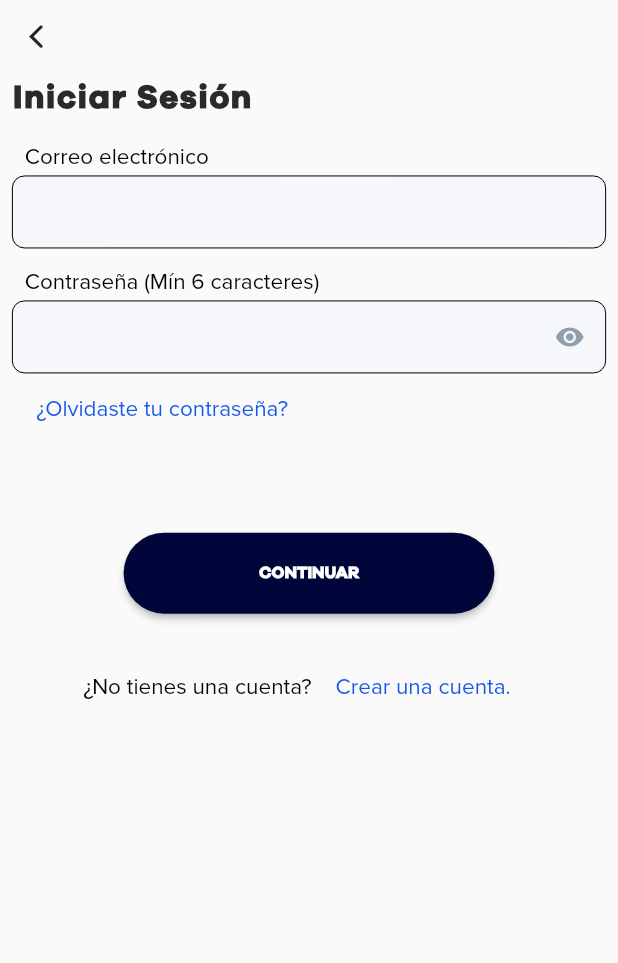
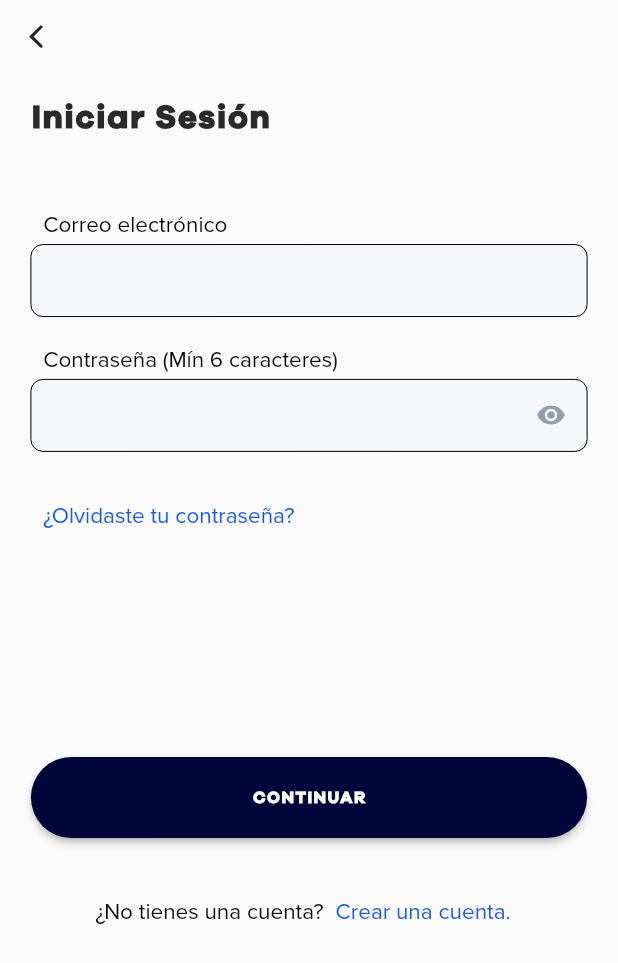
Before and after one commit to UsmaJulian/kuntupapp, a Flutter app: the OnBoardingPage screen opened directly, after a tap on "INICIAR SESIÓN", on a phone screen of 412 x 824 dp. Shown: the top 963 px of the screen. Run offline on Flutter 3.47's test engine with Material 2 defaults, Android fonts, the phone set to English and light mode, and no system bars; our stand-ins replace cloud_firestore, firebase_auth, firebase_core, flutter_svg, flutter_swiper, share and 3 more; missing offline and left inert: app_settings; accounts and stored records are empty; generated files the repository leaves out were written again; network calls fail; project files that could hold a hidden picture were left out.

Commit message:
actualizacion paginas principales

```diff
--- a/lib/src/pages/home_page.dart
+++ b/lib/src/pages/home_page.dart
@@ -78,10 +78,8 @@ class _HomePageState extends State<HomePage> {
                         child: InkWell(
                           child: Icon(
                             CupertinoIcons.ellipsis,
-                            color: Color(
-                              0xff32cb97,
-                            ),
-                            size: 16.0,
+                            color: Colors.black,
+                            size: 24.0,
                           ),
                           onTap: () {
                             showCupertinoDialog(
--- a/lib/src/pages/loading_page.dart
+++ b/lib/src/pages/loading_page.dart
@@ -4,7 +4,6 @@ import 'package:flutter/cupertino.dart';
 import 'package:flutter/material.dart';
 // import 'package:flutter_svg/flutter_svg.dart';
 import 'package:kunturapp/src/routes/onboard_routes_page.dart';
-
 import 'package:kunturapp/src/theme/theme.dart';
 
 class LoadingPage extends StatefulWidget {
@@ -69,7 +68,7 @@ class _LoadingPageState extends State<LoadingPage> {
       margin: EdgeInsets.only(top: 22),
       padding: EdgeInsets.symmetric(horizontal: 48.0),
       child: Text(
-        'Bienvenido a Kuntur. Estamos cargando las aves en tu teléfono. ',
+        'Un momento, estamos cargando las aves en tu teléfono. ',
         style: themeCustom.textTheme.headline2,
         textAlign: TextAlign.center,
       ),
--- a/lib/src/pages/login_pages/login_page.dart
+++ b/lib/src/pages/login_pages/login_page.dart
@@ -39,7 +39,8 @@ class _LoginPageState extends State<LoginPage> {
               ),
               Container(
                 padding: EdgeInsets.only(
-                    left: MediaQuery.of(context).size.width * 0.02),
+                    top: MediaQuery.of(context).size.width * 0.032,
+                    left: MediaQuery.of(context).size.width * 0.05),
                 child: Text(
                   'Iniciar Sesión',
                   style: themeCustom.textTheme.headline1,
@@ -47,8 +48,9 @@ class _LoginPageState extends State<LoginPage> {
               ),
               Container(
                 padding: EdgeInsets.only(
-                    left: MediaQuery.of(context).size.width * 0.02,
-                    right: MediaQuery.of(context).size.width * 0.02),
+                    top: MediaQuery.of(context).size.width * 0.039,
+                    left: MediaQuery.of(context).size.width * 0.05,
+                    right: MediaQuery.of(context).size.width * 0.05),
                 child: Form(
                   key: _formKey,
                   child: Column(
@@ -57,7 +59,7 @@ class _LoginPageState extends State<LoginPage> {
                       //Email
                       Container(
                         padding: EdgeInsets.only(
-                            top: MediaQuery.of(context).size.height * 0.016,
+                            top: MediaQuery.of(context).size.height * 0.036,
                             left: MediaQuery.of(context).size.width * 0.02),
                         child: Text('Correo electrónico',
                             style: themeCustom.textTheme.headline2),
@@ -92,7 +94,7 @@ class _LoginPageState extends State<LoginPage> {
                       //Contraseña
                       Container(
                         padding: EdgeInsets.only(
-                            top: MediaQuery.of(context).size.height * 0.016,
+                            top: MediaQuery.of(context).size.height * 0.024,
                             left: MediaQuery.of(context).size.width * 0.02),
                         child: Text('Contraseña (Mín 6 caracteres)',
                             style: themeCustom.textTheme.headline2),
@@ -141,7 +143,9 @@ class _LoginPageState extends State<LoginPage> {
                       ),
                       // End Contraseña
                       Container(
-                        child: FlatButton(
+                        margin: EdgeInsets.only(
+                            top: MediaQuery.of(context).size.height * 0.023),
+                        child: TextButton(
                           onPressed: () {
                             Navigator.push(
                                 context,
@@ -158,21 +162,27 @@ class _LoginPageState extends State<LoginPage> {
                       ),
                       Center(
                         child: Container(
-                          margin: EdgeInsets.only(
-                              top: MediaQuery.of(context).size.height * 0.071),
-                          width: MediaQuery.of(context).size.width * 0.6,
-                          height: 54.0,
-                          child: RaisedButton(
-                              shape: RoundedRectangleBorder(
-                                borderRadius: BorderRadius.circular(27.0),
-                              ),
-                              color: themeCustom.accentColor,
+                            margin: EdgeInsets.only(
+                                top:
+                                    MediaQuery.of(context).size.height * 0.166),
+                            width: MediaQuery.of(context).size.width * 0.9,
+                            height: 54.0,
+                            child: ElevatedButton(
+                              style: ButtonStyle(
+                                  shape: MaterialStateProperty.all(
+                                    RoundedRectangleBorder(
+                                      borderRadius: BorderRadius.circular(27.0),
+                                    ),
+                                  ),
+                                  backgroundColor:
+                                      MaterialStateProperty.resolveWith(
+                                          (states) => themeCustom.accentColor)),
                               child: Text(
                                 'CONTINUAR',
                                 style: TextStyle(
                                     fontFamily: 'GalanoGrotesque',
                                     fontSize: 11,
-                                    letterSpacing: 0,
+                                    letterSpacing: 1.0,
                                     fontWeight: FontWeight.w700,
                                     color: Colors.white),
                               ),
@@ -185,8 +195,8 @@ class _LoginPageState extends State<LoginPage> {
                                     MaterialPageRoute(
                                       builder: (context) => OnBoardRoutesPage(),
                                     ));
-                              }),
-                        ),
+                              },
+                            )),
                       ),
                       Center(
                         child: Container(
@@ -202,7 +212,7 @@ class _LoginPageState extends State<LoginPage> {
                                 ),
                               ),
                               Container(
-                                child: FlatButton(
+                                child: TextButton(
                                   onPressed: () {
                                     Navigator.push(
                                         context,
--- a/lib/src/pages/login_pages/onboarding_page.dart
+++ b/lib/src/pages/login_pages/onboarding_page.dart
@@ -42,24 +42,32 @@ class _OnBoardingPageState extends State<OnBoardingPage> {
               mainAxisAlignment: MainAxisAlignment.center,
               children: [
                 Container(
+                  width: 44.0,
+                  height: 44.0,
                   child: IconButton(
                     icon: Image.asset('assets/icons/apple/centre.png'),
                     onPressed: () {},
                   ),
                 ),
                 Container(
+                  width: 44.0,
+                  height: 44.0,
                   child: IconButton(
                     icon: Image.asset('assets/icons/facebook/centre.png'),
                     onPressed: () {},
                   ),
                 ),
                 Container(
+                  width: 44.0,
+                  height: 44.0,
                   child: IconButton(
                     icon: Image.asset('assets/icons/google+/centre.png'),
                     onPressed: () {},
                   ),
                 ),
                 Container(
+                  width: 44.0,
+                  height: 44.0,
                   child: IconButton(
                     icon: Image.asset('assets/icons/twitter/centre.png'),
                     onPressed: () {},
@@ -78,19 +86,23 @@ class _OnBoardingPageState extends State<OnBoardingPage> {
             ),
           ),
           Container(
-            width: MediaQuery.of(context).size.width * 0.6,
+            width: MediaQuery.of(context).size.width * 0.9,
             height: 54.0,
-            child: RaisedButton(
-                shape: RoundedRectangleBorder(
+            child: ElevatedButton(
+              style: ButtonStyle(
+                  shape: MaterialStateProperty.all(
+                    RoundedRectangleBorder(
                       borderRadius: BorderRadius.circular(27.0),
                     ),
-                color: themeCustom.accentColor,
+                  ),
+                  backgroundColor: MaterialStateProperty.resolveWith(
+                      (states) => themeCustom.accentColor)),
               child: Text(
                 'CREAR CUENTA',
                 style: TextStyle(
                     fontFamily: 'GalanoGrotesque',
                     fontSize: 11,
-                      letterSpacing: 0,
+                    letterSpacing: 1.0,
                     fontWeight: FontWeight.w700,
                     color: Colors.white),
               ),
@@ -99,29 +111,34 @@ class _OnBoardingPageState extends State<OnBoardingPage> {
                     context,
                     MaterialPageRoute(
                         builder: (BuildContext context) => RegisterPage()));
-                }),
+              },
+            ),
           ),
           Container(
             padding: EdgeInsets.only(
               top: MediaQuery.of(context).size.height * 0.017,
             ),
-            width: MediaQuery.of(context).size.width * 0.6,
-            height: 54.0,
-            child: RaisedButton(
-                elevation: 2,
-                color: Colors.white,
-                shape: RoundedRectangleBorder(
+            width: MediaQuery.of(context).size.width * 0.9,
+            height: 64.0,
+            child: ElevatedButton(
+              style: ButtonStyle(
+                  shape: MaterialStateProperty.all(
+                    RoundedRectangleBorder(
                       side: BorderSide(
                         style: BorderStyle.solid,
                         color: Color(0xfff4f6f8),
                       ),
                       borderRadius: BorderRadius.circular(27.0),
                     ),
+                  ),
+                  backgroundColor: MaterialStateProperty.resolveWith(
+                      (states) => Colors.white)),
               child: Text(
                 'INICIAR SESIÓN',
                 style: TextStyle(
                     fontFamily: 'GalanoGrotesque',
                     fontSize: 11,
+                    letterSpacing: 1.0,
                     fontWeight: FontWeight.w700,
                     color: Colors.black),
               ),
@@ -130,7 +147,8 @@ class _OnBoardingPageState extends State<OnBoardingPage> {
                     context,
                     MaterialPageRoute(
                         builder: (BuildContext context) => LoginPage()));
-                }),
+              },
+            ),
           ),
         ],
       ),
--- a/lib/src/services/auth_service.dart
+++ b/lib/src/services/auth_service.dart
@@ -1,6 +1,6 @@
 import 'package:cloud_firestore/cloud_firestore.dart';
 import 'package:firebase_auth/firebase_auth.dart';
-import 'package:flutter/material.dart';
+
 import 'package:kunturapp/src/models/user_model.dart';
 import 'package:kunturapp/src/providers/user_status_provider.dart';
 
```
Also changed, not shown: lib/src/pages/login_pages/password_renew_page.dart (+10 -6 lines), lib/src/pages/login_pages/register_page.dart (+24 -14 lines), lib/src/pages/search_page.dart (+11 -7 lines), lib/src/pages/terms_page.dart (+8 -5 lines), lib/src/routes/onboard_routes_page.dart (+19 -15 lines), pubspec.yaml (+17 -17 lines), assets/icons/logo.svg, pubspec.lock. Lines whose indentation alone changed are shown as unchanged.
